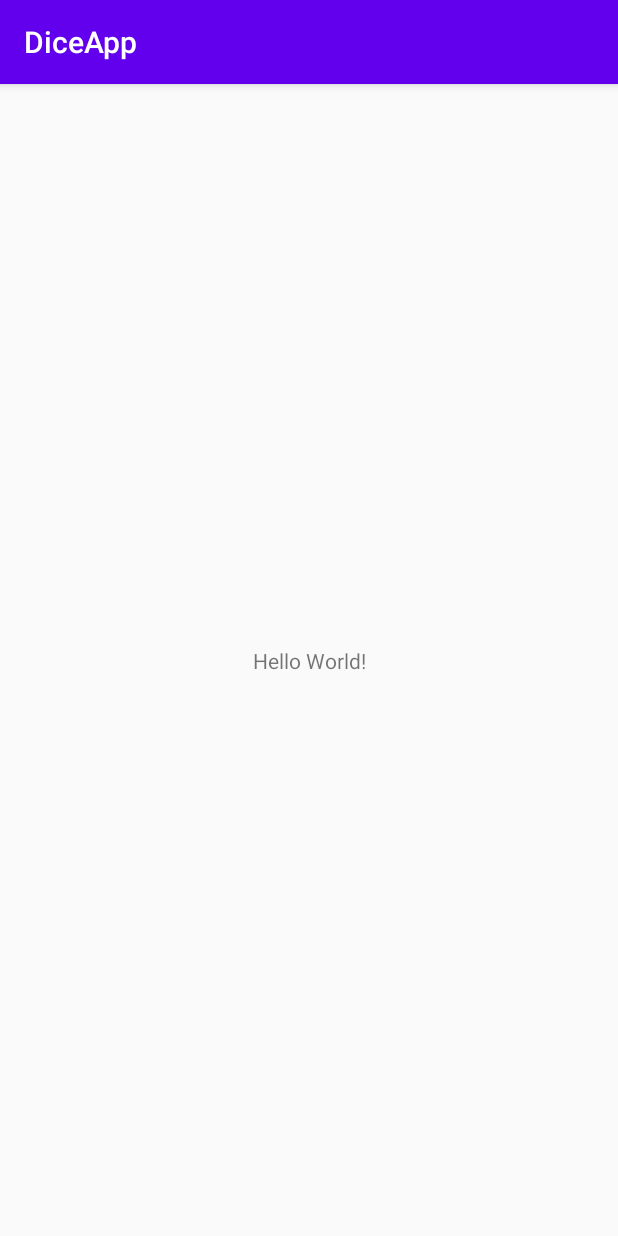
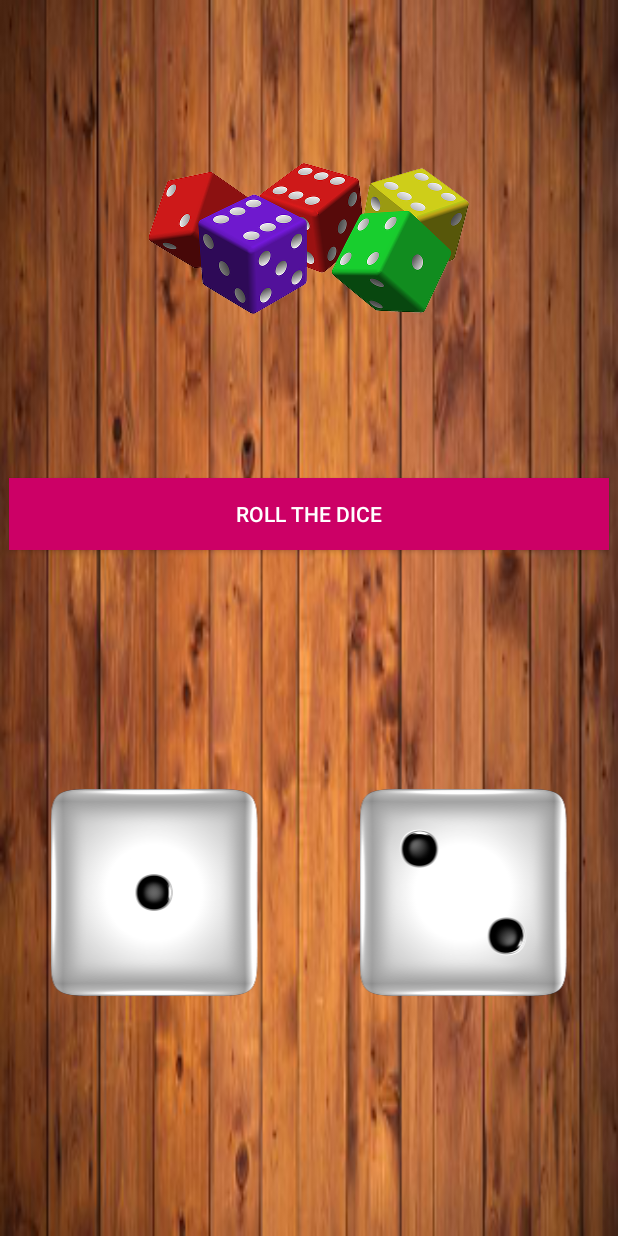
Before and after one commit to ABDULRAHMANBAYO/DiceApp, an Android app: the screen it shows after launch (MainActivity), on a phone screen of 412 x 824 dp. Run offline under Robolectric (Android 15) with nearby library versions, the phone set to English and light mode, and no system bars.

Commit message:
Refactor main activity layout

```diff
--- a/app/src/main/res/layout/activity_main.xml
+++ b/app/src/main/res/layout/activity_main.xml
@@ -1,18 +1,59 @@
 <?xml version="1.0" encoding="utf-8"?>
-<androidx.constraintlayout.widget.ConstraintLayout xmlns:android="http://schemas.android.com/apk/res/android"
+<LinearLayout xmlns:android="http://schemas.android.com/apk/res/android"
     xmlns:app="http://schemas.android.com/apk/res-auto"
     xmlns:tools="http://schemas.android.com/tools"
     android:layout_width="match_parent"
     android:layout_height="match_parent"
+    android:background="@drawable/app_bg"
+    android:orientation="vertical"
     tools:context=".MainActivity">
 
-    <TextView
-        android:layout_width="wrap_content"
+
+    <RelativeLayout
+        android:layout_width="match_parent"
+        android:layout_height="0dp"
+        android:layout_weight="1">
+
+
+        <ImageView
+            android:id="@+id/imageView"
+            android:layout_width="wrap_content"
+            android:layout_height="wrap_content"
+            android:layout_centerInParent="true"
+            android:layout_centerHorizontal="true"
+            app:srcCompat="@drawable/top_image" />
+    </RelativeLayout>
+
+    <Button
+
+        android:layout_width="match_parent"
         android:layout_height="wrap_content"
-        android:text="Hello World!"
-        app:layout_constraintBottom_toBottomOf="parent"
-        app:layout_constraintLeft_toLeftOf="parent"
-        app:layout_constraintRight_toRightOf="parent"
-        app:layout_constraintTop_toTopOf="parent" />
+        android:layout_marginLeft="6dp"
+        android:layout_marginRight="6dp"
+        android:background="#cc0066"
+        android:text="@string/roll_the_dice"
+        android:textColor="#fff" />
 
-</androidx.constraintlayout.widget.ConstraintLayout>
+    <LinearLayout
+        android:layout_width="match_parent"
+        android:layout_height="wrap_content"
+        android:layout_weight="1"
+        android:gravity="center"
+        android:orientation="horizontal">
+
+        <ImageView
+            android:layout_width="0dp"
+            android:layout_height="wrap_content"
+            android:layout_weight="50"
+            android:src="@drawable/dice1" />
+
+
+        <ImageView
+            android:layout_width="0dp"
+            android:layout_height="wrap_content"
+            android:layout_weight="50"
+            android:src="@drawable/dice2" />
+
+
+    </LinearLayout>
+</LinearLayout>
--- a/app/src/main/res/values/strings.xml
+++ b/app/src/main/res/values/strings.xml
@@ -1,3 +1,4 @@
 <resources>
     <string name="app_name">DiceApp</string>
+    <string name="roll_the_dice">ROLL THE DICE</string>
 </resources>
--- a/app/src/main/res/values/styles.xml
+++ b/app/src/main/res/values/styles.xml
@@ -1,7 +1,7 @@
 <resources>
 
     <!-- Base application theme. -->
-    <style name="AppTheme" parent="Theme.AppCompat.Light.DarkActionBar">
+    <style name="AppTheme" parent="Theme.AppCompat.Light.NoActionBar">
         <!-- Customize your theme here. -->
         <item name="colorPrimary">@color/colorPrimary</item>
         <item name="colorPrimaryDark">@color/colorPrimaryDark</item>
```
